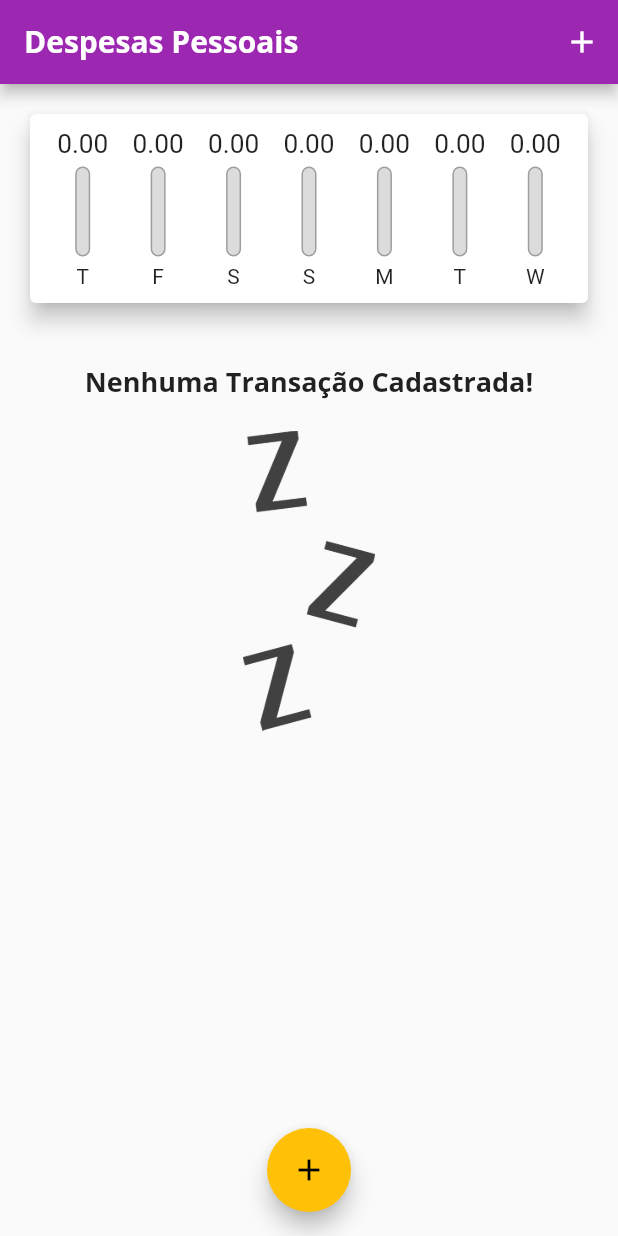
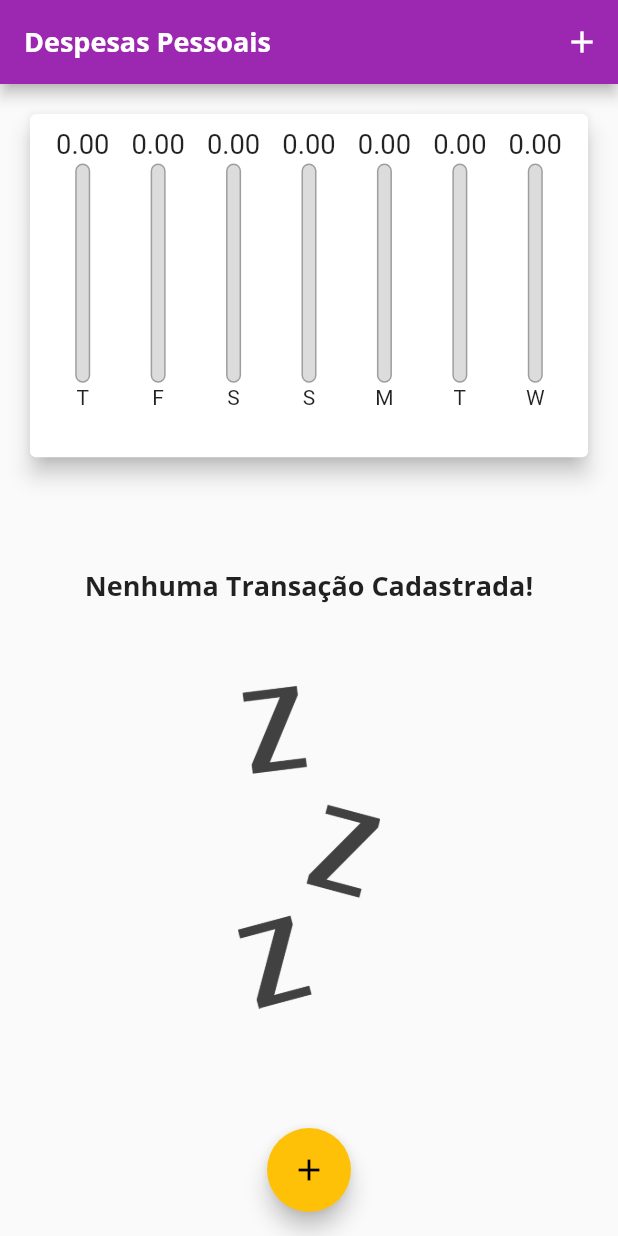
Before and after one commit to CornelioLeandro/Despesas-Pessoal, a Flutter app: the screen it shows after launch, on a phone screen of 412 x 824 dp. Run offline on Flutter 3.47's test engine with Material 2 defaults, Android fonts, the phone set to English and light mode, and no system bars.

Commit message:
Telas Responsivas

```diff
--- a/lib/components/chart.dart
+++ b/lib/components/chart.dart
@@ -41,6 +41,7 @@ class Chart extends StatelessWidget {
 
   @override
   Widget build(BuildContext context) {
+
     return Card(
       elevation: 6,
       margin: EdgeInsets.all(20),
--- a/lib/components/chart_bar.dart
+++ b/lib/components/chart_bar.dart
@@ -13,19 +13,23 @@ class ChartBar extends StatelessWidget {
 
   @override
   Widget build(BuildContext context) {
+    return LayoutBuilder(
+      builder: (ctx, constraints) {
         return Column(
           children: <Widget>[
             Container(
-          height: 20,
+              height: constraints.maxHeight * 0.10,
               child: FittedBox(
                 child: Text(
                   '${value?.toStringAsFixed(2)}',
                 ),
               ),
             ),
-        SizedBox(height: 5),
+            SizedBox(
+              height: constraints.maxHeight * 0.01,
+            ),
             Container(
-          height: 60,
+              height: constraints.maxHeight * 0.7,
               width: 10,
               child: Stack(
                 alignment: Alignment.bottomCenter,
@@ -52,9 +56,15 @@ class ChartBar extends StatelessWidget {
                 ],
               ),
             ),
-        SizedBox(height: 5),
-        Text(label.toString()),
+            SizedBox(
+              height: constraints.maxHeight * 0.01,
+            ),
+            Container(
+                height: constraints.maxHeight * 0.10,
+                child: Text(label.toString())),
           ],
+        );
+      },
     );
   }
 }
--- a/lib/components/transaction_list.dart
+++ b/lib/components/transaction_list.dart
@@ -10,26 +10,26 @@ class TransactionList extends StatelessWidget {
 
   @override
   Widget build(BuildContext context) {
-    return Container(
-      height: 430,
-      child: transactions.isEmpty
-          ? Column(
+    return transactions.isEmpty
+        ? LayoutBuilder(builder: (ctx, constraint) {
+            return Column(
               children: <Widget>[
-                SizedBox(height: 20),
+                SizedBox(height: constraint.maxHeight * 0.1),
                 Text(
                   'Nenhuma Transação Cadastrada!',
                   style: Theme.of(context).textTheme.headline6,
                 ),
-                SizedBox(height: 20),
+                SizedBox(height: constraint.maxHeight * 0.1),
                 Container(
-                  height: 200,
+                  height: constraint.maxHeight * 0.4,
                   child: Image.asset(
                     'assets/images/waiting.png',
                     fit: BoxFit.cover,
                   ),
                 ),
               ],
-            )
+            );
+          })
         : ListView.builder(
             itemCount: transactions.length,
             itemBuilder: (ctx, index) {
@@ -65,7 +65,6 @@ class TransactionList extends StatelessWidget {
                 ),
               );
             },
-            ),
           );
   }
 }
--- a/lib/main.dart
+++ b/lib/main.dart
@@ -49,38 +49,8 @@ class MyHomePage extends StatefulWidget {
 }
 
 class _MyHomePageState extends State<MyHomePage> {
-  final List<Transaction> _transactions = [
-    // Transaction(
-    //   id: 't0',
-    //   title: 'Conta Antiga',
-    //   value: 400.00,
-    //   date: DateTime.now().subtract(Duration(days: 33)),
-    // ),
-    // Transaction(
-    //   id: 't1',
-    //   title: 'Novo Tênis de Corrida',
-    //   value: 310.76,
-    //   date: DateTime.now().subtract(Duration(days: 3)),
-    // ),
-    // Transaction(
-    //   id: 't2',
-    //   title: 'Conta de Luz',
-    //   value: 211.30,
-    //   date: DateTime.now().subtract(Duration(days: 4)),
-    // ),
-    // Transaction(
-    //   id: 't3',
-    //   title: 'Cartão de Crédito',
-    //   value: 100211.30,
-    //   date: DateTime.now(),
-    // ),
-    // Transaction(
-    //   id: 't4',
-    //   title: 'Lanche',
-    //   value: 11.30,
-    //   date: DateTime.now(),
-    // ),
-  ];
+  final List<Transaction> _transactions = [];
+  bool _showChart = false;
 
   List<Transaction> get _recentTransactions {
     return _transactions.where((tr) {
@@ -122,22 +92,57 @@ class _MyHomePageState extends State<MyHomePage> {
 
   @override
   Widget build(BuildContext context) {
+    bool isLandscape = MediaQuery.of(context).orientation == Orientation.landscape;
+    final appBar = AppBar(
+      title: Text(
+        'Despesas Pessoais',
+        style: TextStyle(
+          fontSize: 18 * MediaQuery.of(context).textScaleFactor,
+        ),
+      ),
+      actions: <Widget>[
+        IconButton(
+          icon: Icon(Icons.add),
+          onPressed: () => _openTransactionFormModal(context),
+        ),
+      ],
+    );
+
+    final availabelheight = MediaQuery.of(context).size.height -
+        appBar.preferredSize.height -
+        MediaQuery.of(context).padding.top;
+
     return Scaffold(
-      appBar: AppBar(
-        title: Text('Despesas Pessoais'),
-        actions: <Widget>[
-          IconButton(
-            icon: Icon(Icons.add),
-            onPressed: () => _openTransactionFormModal(context),
-          ),
-        ],
-      ),
+      appBar: appBar,
       body: SingleChildScrollView(
         child: Column(
           crossAxisAlignment: CrossAxisAlignment.stretch,
           children: <Widget>[
-            Chart(_recentTransactions),
-            TransactionList(_transactions, _deleteTransaction),
+            if(isLandscape)
+            Row(
+              mainAxisAlignment: MainAxisAlignment.center,
+              children: [
+                Text('Exibir Gráfico'),
+                Switch(
+                  value: _showChart,
+                  onChanged: (value) {
+                    setState(() {
+                      _showChart = value;
+                    });
+                  },
+                ),
+              ],
+            ),
+            if(_showChart || !isLandscape)
+                 Container(
+                    height: availabelheight * (isLandscape ? 0.7 : 0.35),
+                    child: Chart(_recentTransactions),
+                  ),
+            if(!_showChart || !isLandscape)
+                Container(
+                    height: availabelheight * 0.7,
+                    child: TransactionList(_transactions, _deleteTransaction),
+                  ),
           ],
         ),
       ),
```
Lines whose indentation alone changed are shown as unchanged.
